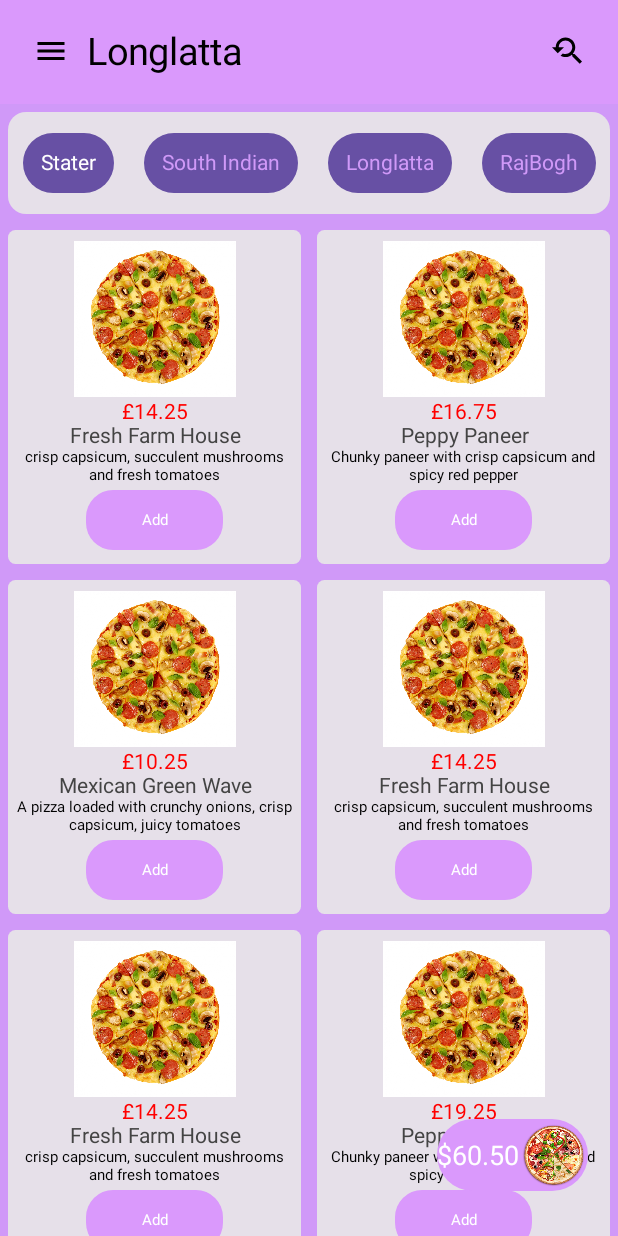
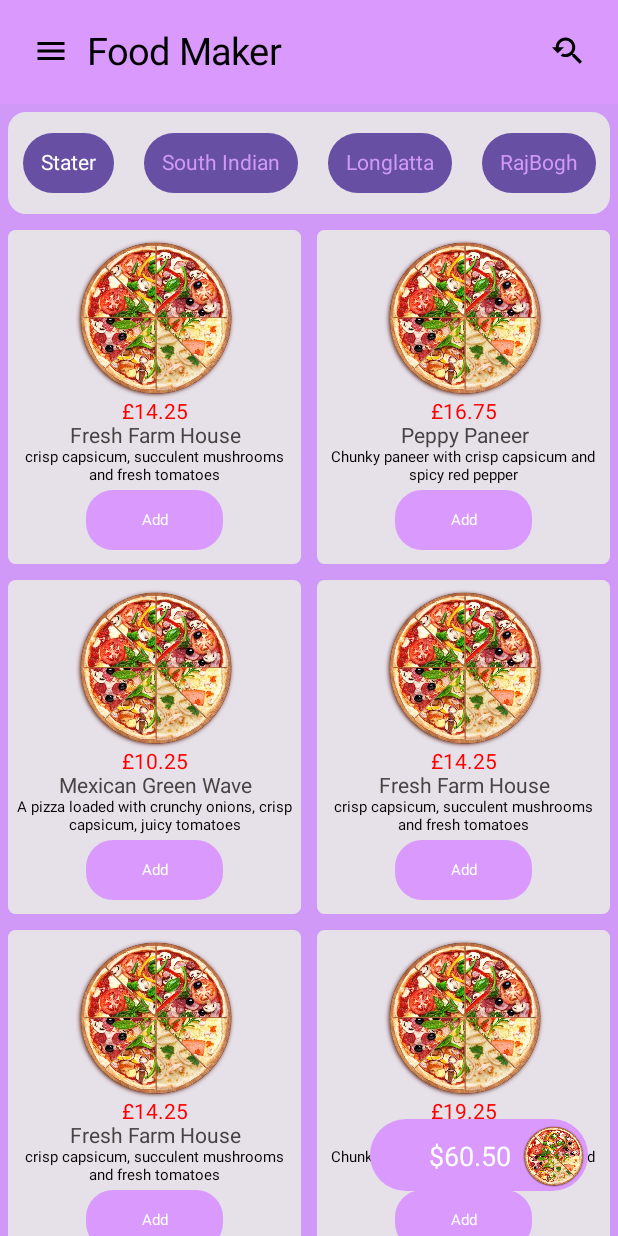
Before and after one commit to VivekYadavDeveloper/UICompose, an Android app built with Jetpack Compose: the screen it shows after launch (MainActivity), on a phone screen of 412 x 824 dp. Run offline under Robolectric (Android 15) with nearby library versions, the phone set to English and light mode, and no system bars.

Commit message:
Title Change

```diff
--- a/app/src/main/java/com/phoenixoid/loginscreenjetpackcompose/Screens/HomeScreen.kt
+++ b/app/src/main/java/com/phoenixoid/loginscreenjetpackcompose/Screens/HomeScreen.kt
@@ -34,6 +34,7 @@ import androidx.compose.runtime.mutableStateOf
 import androidx.compose.runtime.remember
 import androidx.compose.runtime.setValue
 import androidx.compose.ui.Alignment
+import androidx.compose.ui.Alignment.Companion.BottomEnd
 import androidx.compose.ui.Alignment.Companion.CenterVertically
 import androidx.compose.ui.Modifier
 import androidx.compose.ui.draw.clip
@@ -135,7 +136,7 @@ fun ShowPizza(
             ) {
                 Image(
 
-                    painter = painterResource(id = R.drawable.one),
+                    painter = painterResource(id = R.drawable.four),
                     alignment = Alignment.Center,
                     contentDescription = "",
 
@@ -201,7 +202,7 @@ fun PizzaHeader() {
                 AppIconButton(icon = com.phoenixoid.loginscreenjetpackcompose.R.drawable.menu_24)
                 SpacerWidth(10.dp)
                 Text(
-                    text = "Longlatta", style = TextStyle(fontSize = 25.sp)
+                    text = "Food Maker", style = TextStyle(fontSize = 25.sp)
                 )
             }
 
@@ -240,23 +241,25 @@ fun CustomChips(title: String, selected: Boolean, onValueChange: (String) -> Uni
 /*Extended Floating Action Button*/
 @Composable
 fun ExtendedFloatingActionButton(
-
     modifier: Modifier
 ) {
     Box(
         modifier = modifier
+
             .height(48.dp)
+            .width(145.dp)
             .clip(RoundedCornerShape(27.dp))
             .background(Purple40)
     ) {
         SpacerWidth()
 
-        Row(modifier = Modifier.align(alignment = Alignment.Center)) {
+        Row(modifier = Modifier.align(alignment = BottomEnd)) {
             Text(
                 text = "$60.50",
                 style = TextStyle(fontSize = 18.sp, color = Color.White),
                 modifier = Modifier.align(CenterVertically)
             )
+            SpacerWidth()
             Icon(
                 painter = painterResource(id = R.drawable.four),
                 contentDescription = "",
```
